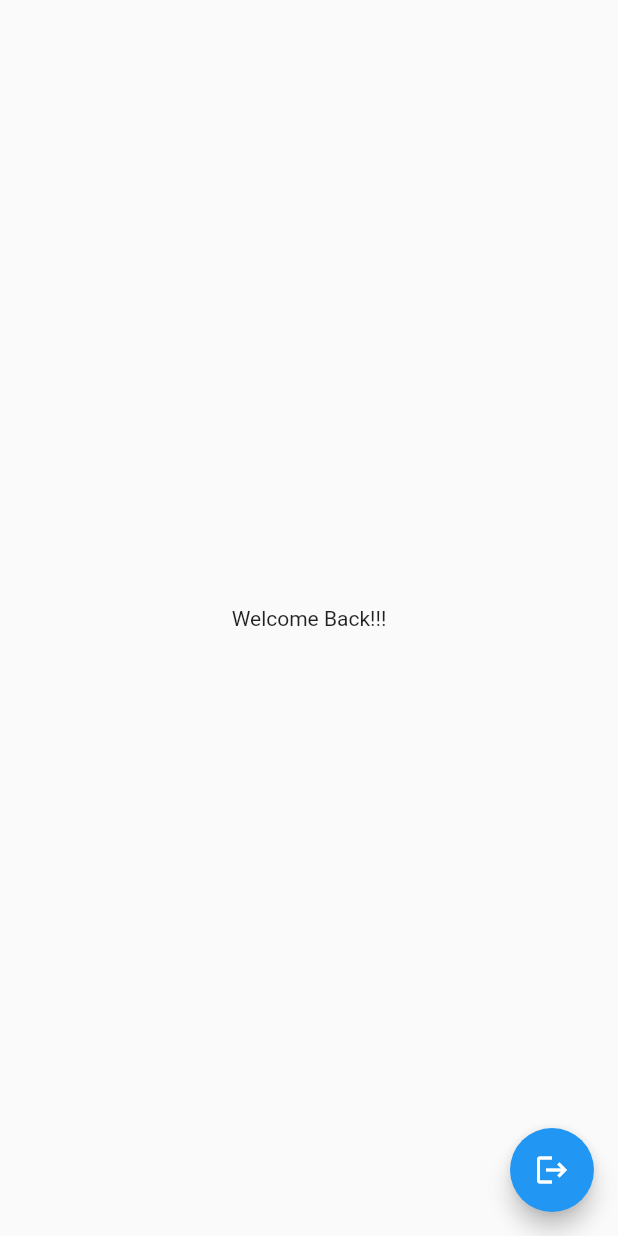
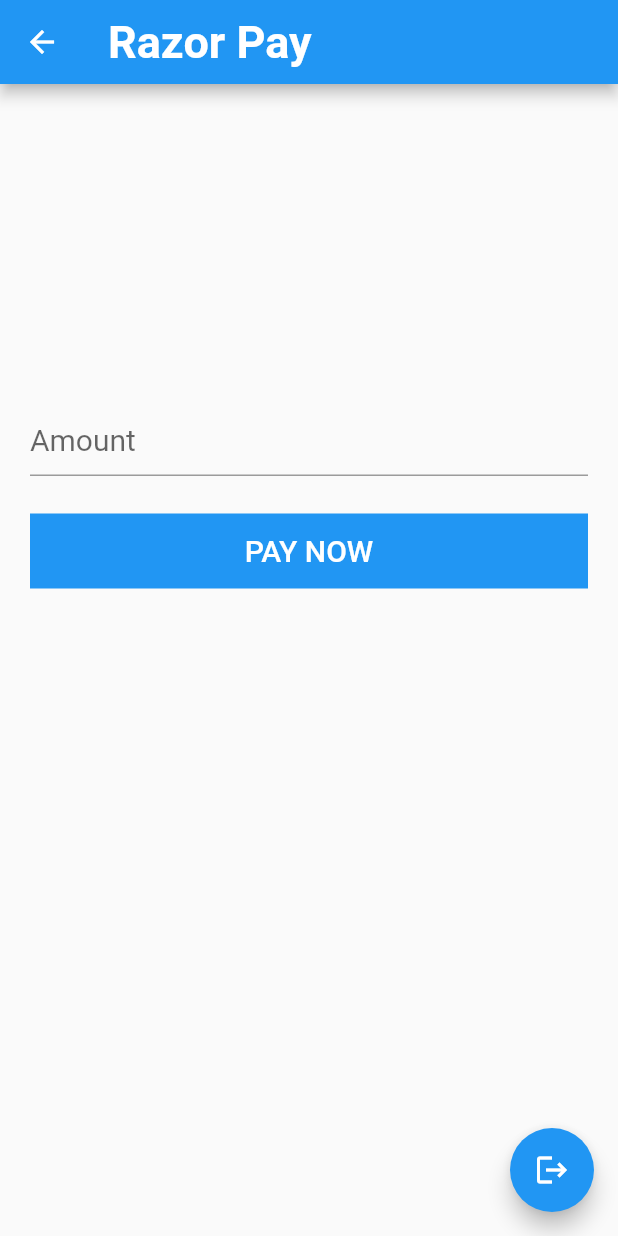
Before and after one commit to ezazulhaq/mobile_verify_app, a Flutter app: the HomeScreen screen opened directly, on a phone screen of 412 x 824 dp. Run offline on Flutter 3.47's test engine with Material 2 defaults, Android fonts, the phone set to English and light mode, and no system bars; our stand-ins replace firebase_auth, firebase_core, toast; missing offline and left inert: razorpay_flutter; accounts and stored records are empty.

Commit message:
RazorPay payment gateway implemented

```diff
--- a/lib/screens/home_screen.dart
+++ b/lib/screens/home_screen.dart
@@ -1,9 +1,12 @@
+// @dart = 2.9
 import 'package:firebase_auth/firebase_auth.dart';
 import 'package:flutter/material.dart';
 import 'package:mobil_verify_app/screens/login_screen.dart';
+import 'package:razorpay_flutter/razorpay_flutter.dart';
+import 'package:toast/toast.dart';
 
 class HomeScreen extends StatefulWidget {
-  HomeScreen({Key? key}) : super(key: key);
+  HomeScreen({Key key}) : super(key: key);
 
   @override
   _HomeScreenState createState() => _HomeScreenState();
@@ -11,13 +14,112 @@
 
 class _HomeScreenState extends State<HomeScreen> {
   FirebaseAuth _auth = FirebaseAuth.instance;
+  TextEditingController amountController = TextEditingController();
+  Razorpay razorpay;
+
+  @override
+  void initState() {
+    super.initState();
+    razorpay = Razorpay();
+    razorpay.on(Razorpay.EVENT_PAYMENT_SUCCESS, handlerPaymentSuccess);
+    razorpay.on(Razorpay.EVENT_PAYMENT_ERROR, handlerPaymentError);
+    razorpay.on(Razorpay.EVENT_EXTERNAL_WALLET, handlerExternalWallet);
+  }
+
+  @override
+  void dispose() {
+    super.dispose();
+    razorpay.clear();
+  }
+
+  void openCheckOut() {
+    var options = {
+      "key": "rzp_test_xinn3aPAwxT7I1",
+      "amount": num.parse(amountController.text) * 100,
+      "name": "Sample App",
+      "description": "Payment of some random Product",
+      "prefill": {"contact": "", "email": "asfasdf@gmail.com"},
+      "external": {
+        "wallet": ["paytm"]
+      }
+    };
+
+    try {
+      razorpay.open(options);
+    } catch (e) {
+      print(e.toString());
+    }
+  }
+
+  void handlerPaymentSuccess() {
+    print("Payment Successful");
+    Toast.show("Payment Successful", context);
+  }
+
+  void handlerPaymentError() {
+    print("Payment Failed");
+    Toast.show("Payment Failed", context);
+  }
+
+  void handlerExternalWallet() {
+    print("Payment Through External Wallet");
+    Toast.show("Payment Through External Wallet", context);
+  }
 
   @override
   Widget build(BuildContext context) {
     return Scaffold(
-      body: Container(
-        child: Center(
-          child: Text("Welcome Back!!!"),
+      appBar: AppBar(
+        title: Text(
+          "Razor Pay",
+          style: TextStyle(
+            fontSize: 30.0,
+            fontWeight: FontWeight.bold,
+          ),
+        ),
+      ),
+      body: Padding(
+        padding: EdgeInsets.all(20.0),
+        child: Column(
+          children: [
+            Spacer(),
+            TextField(
+              controller: amountController,
+              keyboardType: TextInputType.number,
+              decoration: InputDecoration(
+                hintText: "Amount",
+              ),
+              style: TextStyle(
+                fontSize: 20.0,
+              ),
+            ),
+            SizedBox(
+              height: 25.0,
+            ),
+            Container(
+              height: 50.0,
+              width: double.infinity,
+              color: Colors.blue,
+              child: TextButton(
+                onPressed: () {
+                  openCheckOut();
+                },
+                child: Text(
+                  "PAY NOW",
+                  style: TextStyle(
+                    color: Colors.white,
+                    fontSize: 20.0,
+                    //fontWeight: FontWeight.bold,
+                  ),
+                ),
+              ),
+            ),
+            Spacer(),
+            SizedBox(
+              height: 25.0,
+            ),
+            Spacer(),
+          ],
         ),
       ),
       floatingActionButton: FloatingActionButton(
--- a/pubspec.yaml
+++ b/pubspec.yaml
@@ -16,6 +16,8 @@
   cupertino_icons: ^1.0.2
   firebase_core: ^1.0.3
   firebase_auth: ^1.1.0
+  razorpay_flutter: ^1.2.5
+  toast: ^0.1.5
 
 dev_dependencies:
   flutter_test:
```
Also changed, not shown: pubspec.lock.
